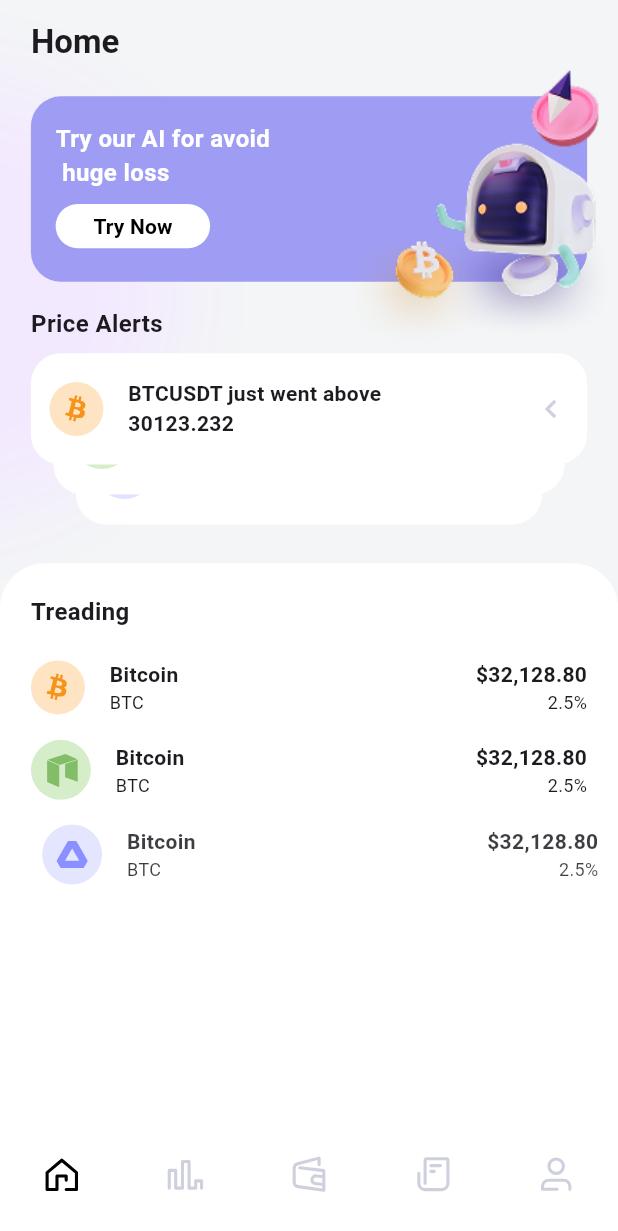
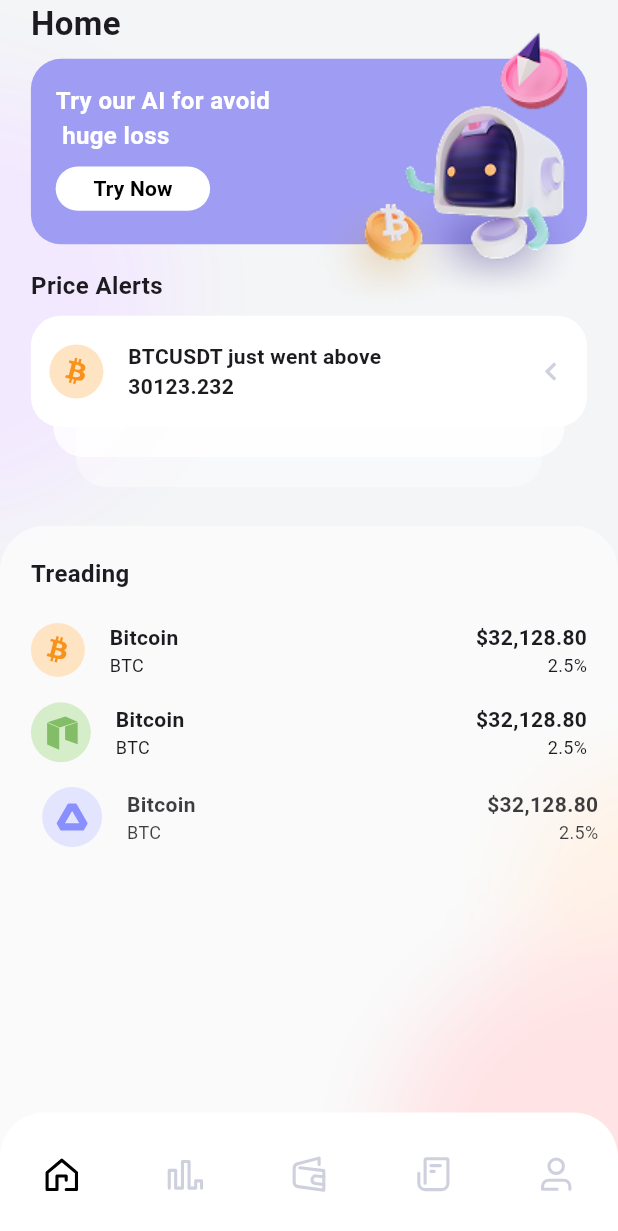
Before and after one commit to wolfguidao/flutter_beautiful_ui, a Flutter app: the WalletNavigationPage screen opened by its route, on a phone screen of 412 x 824 dp. Shown: the top 1231 px of the screen. Run offline on Flutter 3.47's test engine with Material 3 defaults, Android fonts, the phone set to English and light mode, and no system bars; our stand-ins replace flutter_svg, go_router.

Commit message:
feat:Optimize the WalletHmePage.

```diff
--- a/lib/web3wallet/presentation/home/wallet_home_page.dart
+++ b/lib/web3wallet/presentation/home/wallet_home_page.dart
@@ -1,5 +1,6 @@
 import 'package:flutter/material.dart';
 import 'package:flutter_beautiful_ui/gen/assets.gen.dart';
+import 'package:flutter_beautiful_ui/web3wallet/presentation/home/widget/home_header.dart';
 import 'package:flutter_beautiful_ui/web3wallet/presentation/home/widget/wallet_price_alterts.dart';
 import 'package:flutter_beautiful_ui/web3wallet/presentation/home/widget/wallet_treading.dart';
 
@@ -19,84 +20,23 @@ class _WalletHomePageState extends State<WalletHomePage> {
 
   @override
   Widget build(BuildContext context) {
-    final double w = MediaQuery.sizeOf(context).width;
-    final double h = MediaQuery.sizeOf(context).height;
-    final double horizontalPadding = w * 0.05;
+    final double horizontalPadding = MediaQuery.sizeOf(context).width * 0.05;
     return CustomScrollView(
       slivers: [
-        SliverAppBar(
-          titleSpacing: horizontalPadding,
-          backgroundColor: Colors.transparent,
-          title: Text("Home", style: TextStyle(fontWeight: FontWeight.bold)),
-          centerTitle: false,
-        ),
-        SliverToBoxAdapter(
-          child: Stack(
-            clipBehavior: Clip.none,
-            children: [
-              Container(
-                margin: EdgeInsets.symmetric(
-                  horizontal: horizontalPadding,
-                  vertical: h * 0.01,
-                ),
-                height: h * 0.15,
-                width: w,
-                decoration: BoxDecoration(
-                  color: Color(0xff9F9DF3),
-                  borderRadius: BorderRadius.circular(20),
-                ),
-                padding: EdgeInsets.all(w * 0.04),
-                child: Column(
-                  crossAxisAlignment: CrossAxisAlignment.start,
-                  children: [
-                    Text(
-                      "Try our AI for avoid \n huge loss",
-                      style: TextStyle(
-                        fontWeight: FontWeight.bold,
-                        color: Colors.white,
-                        fontSize: TextTheme.of(context).titleMedium?.fontSize,
-                      ),
-                    ),
-                    TextButton(
-                      style: TextButton.styleFrom(
-                        backgroundColor: Colors.white,
-                        padding: EdgeInsets.zero,
-                        minimumSize: Size(w * 0.25, h / 28),
-                      ),
-                      onPressed: () {},
-                      child: Text(
-                        "Try Now",
-                        style: TextStyle(
-                          color: Colors.black,
-                          fontWeight: FontWeight.w600,
-                        ),
-                      ),
-                    ),
-                  ],
-                ),
-              ),
-              Positioned(
-                right: 0,
-                top: -h * 0.015,
-                child: Image.asset(
-                  Assets.images.web3wallet.walletHomeRobot.path,
-                  width: w * 0.45,
-                ),
-              ),
-            ],
-          ),
-        ),
         SliverToBoxAdapter(
           child: Padding(
             padding: EdgeInsets.symmetric(horizontal: horizontalPadding),
-            child: WalletPriceAlterts(alertsIcons: _alertsIcon),
+            child: Column(children: [
+              HomeHeader(),
+              WalletPriceAlterts(alertsIcons: _alertsIcon)
+            ]),
           ),
         ),
         SliverPadding(padding: EdgeInsets.symmetric(vertical: 10)),
         SliverFillRemaining(
           hasScrollBody: false,
           child: WalletTreading(alertsIcons: _alertsIcon),
-        ),
+        )
       ],
     );
   }
--- /dev/null
+++ b/lib/web3wallet/presentation/home/widget/home_header.dart
@@ -0,0 +1,75 @@
+import 'package:flutter/material.dart';
+import 'package:flutter_beautiful_ui/gen/assets.gen.dart';
+
+class HomeHeader extends StatelessWidget {
+  const HomeHeader({super.key});
+
+  @override
+  Widget build(BuildContext context) {
+    final double w = MediaQuery.sizeOf(context).width;
+    final double h = MediaQuery.sizeOf(context).height;
+    return Column(
+      crossAxisAlignment: CrossAxisAlignment.start,
+      children: [
+        Text(
+          "Home",
+          style: TextStyle(
+            fontWeight: FontWeight.bold,
+            fontSize: TextTheme.of(context).titleLarge?.fontSize,
+          ),
+        ),
+        Stack(
+          clipBehavior: Clip.none,
+          children: [
+            Container(
+              height: h * 0.15,
+              width: w,
+              margin: EdgeInsets.symmetric(vertical: h * 0.01),
+              decoration: BoxDecoration(
+                color: Color(0xff9F9DF3),
+                borderRadius: BorderRadius.circular(20),
+              ),
+              padding: EdgeInsets.all(w * 0.04),
+              child: Column(
+                crossAxisAlignment: CrossAxisAlignment.start,
+                children: [
+                  Text(
+                    "Try our AI for avoid \n huge loss",
+                    style: TextStyle(
+                      fontWeight: FontWeight.bold,
+                      color: Colors.white,
+                      fontSize: TextTheme.of(context).titleMedium?.fontSize,
+                    ),
+                  ),
+                  TextButton(
+                    style: TextButton.styleFrom(
+                      backgroundColor: Colors.white,
+                      padding: EdgeInsets.zero,
+                      minimumSize: Size(w * 0.25, h / 28),
+                    ),
+                    onPressed: () {},
+                    child: Text(
+                      "Try Now",
+                      style: TextStyle(
+                        color: Colors.black,
+                        fontWeight: FontWeight.w600,
+                      ),
+                    ),
+                  ),
+                ],
+              ),
+            ),
+            Positioned(
+              right: 0,
+              top: -h * 0.015,
+              child: Image.asset(
+                Assets.images.web3wallet.walletHomeRobot.path,
+                width: w * 0.45,
+              ),
+            ),
+          ],
+        ),
+      ],
+    );
+  }
+}
--- a/lib/web3wallet/presentation/home/widget/wallet_price_alterts.dart
+++ b/lib/web3wallet/presentation/home/widget/wallet_price_alterts.dart
@@ -20,7 +20,7 @@ class _WalletPriceAltertsState extends State<WalletPriceAlterts> {
       crossAxisAlignment: CrossAxisAlignment.start,
       children: [
         Padding(
-          padding: EdgeInsets.symmetric(vertical: h*0.01),
+          padding: EdgeInsets.symmetric(vertical: h * 0.01),
           child: Text(
             "Price Alerts",
             style: TextStyle(
@@ -36,6 +36,8 @@ class _WalletPriceAltertsState extends State<WalletPriceAlterts> {
             children: List<Widget>.generate(widget.alertsIcons.length, (index) {
               late double topOffset = 0;
               late double horizontalOffset;
+              late double opacity;
+              bool isStack= index>_alertsNotFoldCount;
               bool isFoldTop = _alertsNotFoldCount == index ? true : false;
               if (isFoldTop || index <= _alertsNotFoldCount) {
                 horizontalOffset = 0;
@@ -44,17 +46,23 @@ class _WalletPriceAltertsState extends State<WalletPriceAlterts> {
               }
               if (index <= _alertsNotFoldCount) {
                 topOffset = (h * 0.15 + 10) * index;
+                opacity = 1;
               } else {
                 topOffset =
-                    h * 0.15 * _alertsNotFoldCount +
+                    (h * 0.15 + 10) * _alertsNotFoldCount +
                     (index - _alertsNotFoldCount) * 20;
+                opacity = 0.8 / (index - _alertsNotFoldCount);
               }
               return AnimatedPositioned(
                 duration: Duration(milliseconds: 500),
                 top: topOffset,
                 left: horizontalOffset,
                 right: horizontalOffset,
+                child: AnimatedOpacity(
+                  duration: Duration(milliseconds: 500),
+                  opacity: opacity,
                   child: PriceAlertsWidget(
+                    isStack: isStack,
                     onChangeFold: (value) {
                       setState(() {
                         if (value) {
@@ -66,6 +74,7 @@ class _WalletPriceAltertsState extends State<WalletPriceAlterts> {
                     },
                     icon: widget.alertsIcons[index],
                     text: "BTCUSDT just went above\n30123.232",
+                  ),
                 ),
               );
             }).reversed.toList(),
@@ -79,12 +88,14 @@ class _WalletPriceAltertsState extends State<WalletPriceAlterts> {
 class PriceAlertsWidget extends StatefulWidget {
   final String icon;
   final String text;
+  final bool isStack;
   final ValueChanged<bool> onChangeFold;
   const PriceAlertsWidget({
     super.key,
     required this.icon,
     required this.text,
     required this.onChangeFold,
+    required this.isStack,
   });
 
   @override
@@ -106,7 +117,9 @@ class _PriceAlertsWidgetState extends State<PriceAlertsWidget> {
         color: Colors.white,
         borderRadius: BorderRadius.circular(20),
       ),
-      child: Center(
+      child: widget.isStack
+          ? SizedBox.shrink()
+          : Center(
               child: Column(
                 mainAxisSize: MainAxisSize.min,
                 children: [
@@ -142,7 +155,9 @@ class _PriceAlertsWidgetState extends State<PriceAlertsWidget> {
                           },
                           child: Icon(
                             Icons.keyboard_arrow_down,
-                      color: _isFolded ? Color(0xffCED0DE) : Color(0xffF7931A),
+                            color: _isFolded
+                                ? Color(0xffCED0DE)
+                                : Color(0xffF7931A),
                           ),
                         ),
                       ),
@@ -156,11 +171,21 @@ class _PriceAlertsWidgetState extends State<PriceAlertsWidget> {
                             children: [
                               Divider(color: Color(0xffE5E7F3)),
                               Row(
-                          mainAxisAlignment: MainAxisAlignment.spaceAround,
+                                mainAxisAlignment:
+                                    MainAxisAlignment.spaceAround,
                                 children: [
-                            TextButton(onPressed: () {}, child: Text("Buy")),
-                            TextButton(onPressed: () {}, child: Text("Sell")),
-                            TextButton(onPressed: () {}, child: Text("More")),
+                                  TextButton(
+                                    onPressed: () {},
+                                    child: Text("Buy"),
+                                  ),
+                                  TextButton(
+                                    onPressed: () {},
+                                    child: Text("Sell"),
+                                  ),
+                                  TextButton(
+                                    onPressed: () {},
+                                    child: Text("More"),
+                                  ),
                                 ],
                               ),
                             ],
--- a/lib/web3wallet/presentation/home/widget/wallet_treading.dart
+++ b/lib/web3wallet/presentation/home/widget/wallet_treading.dart
@@ -1,3 +1,5 @@
+import 'dart:ui';
+
 import 'package:flutter/material.dart';
 import 'package:flutter_beautiful_ui/web3wallet/WalletColor.dart';
 import 'package:flutter_svg/svg.dart';
@@ -38,7 +40,7 @@ class _WalletTreadingState extends State<WalletTreading>
     return Container(
       padding: EdgeInsets.all(horizontalPadding),
       decoration: BoxDecoration(
-        color: Colors.white,
+        color: Colors.white.withAlpha(140),
         borderRadius: BorderRadius.circular(30),
       ),
       child: Column(
```
Lines whose indentation alone changed are shown as unchanged.
